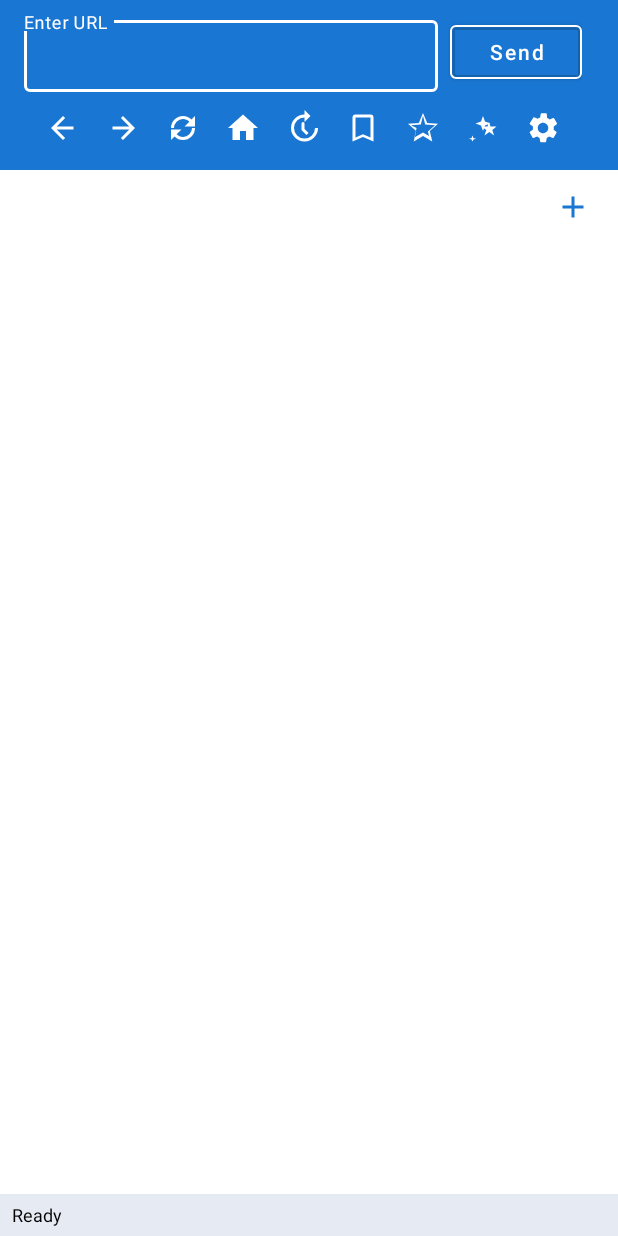
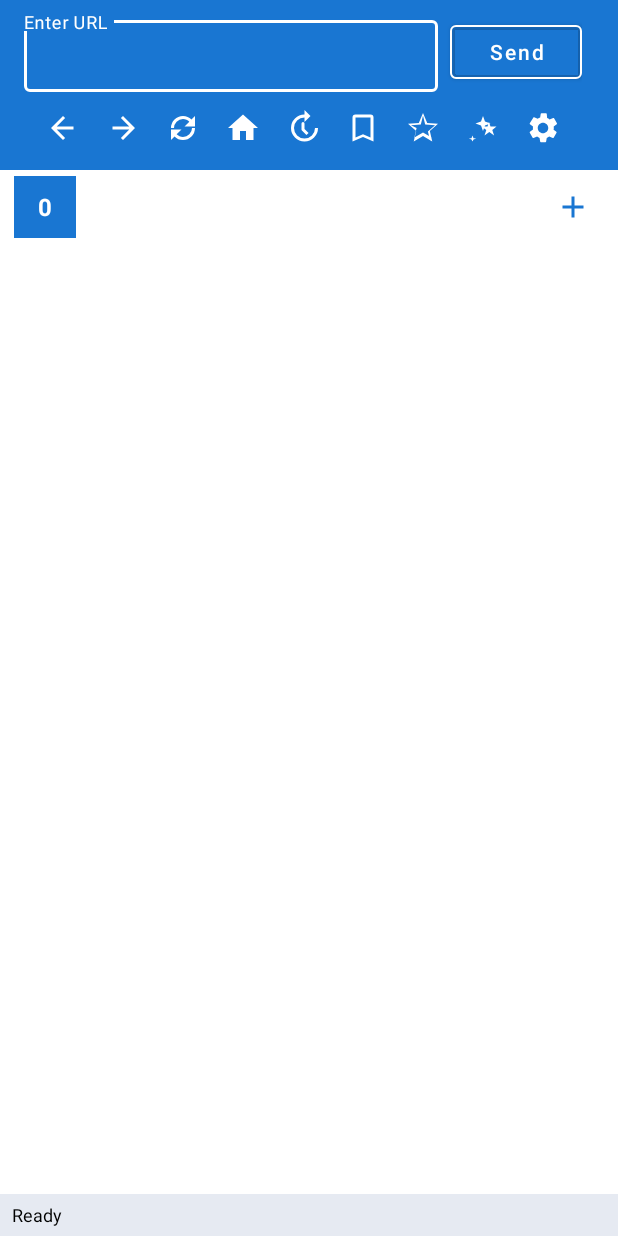
Before and after one commit to machaddr/surfscape, an Android app: the layout activity_main.xml on its own in the app's theme, with its tools: preview values and no code run, on a phone screen of 412 x 824 dp. Run offline under Robolectric (Android 15) with nearby library versions, the phone set to English and light mode, and no system bars.

Commit message:
Added Tabs Counter on Android Application

```diff
--- /dev/null
+++ b/android/app/src/main/res/drawable/bg_tab_counter.xml
@@ -0,0 +1,13 @@
+<?xml version="1.0" encoding="utf-8"?>
+<ripple xmlns:android="http://schemas.android.com/apk/res/android"
+    android:color="@android:color/white">
+    <item>
+        <shape android:shape="rectangle">
+            <size android:width="44dp" android:height="44dp" />
+            <solid android:color="?attr/colorPrimary" />
+            <stroke
+                android:width="1dp"
+                android:color="@android:color/white" />
+        </shape>
+    </item>
+</ripple>
--- a/android/app/src/main/res/layout/activity_main.xml
+++ b/android/app/src/main/res/layout/activity_main.xml
@@ -187,6 +187,21 @@
         android:paddingEnd="8dp"
         android:background="@android:color/white">
 
+        <TextView
+            android:id="@+id/tabCounter"
+            android:layout_width="44dp"
+            android:layout_height="44dp"
+            android:layout_marginEnd="8dp"
+            android:clickable="true"
+            android:focusable="true"
+            android:contentDescription="@string/tab_counter_content_description"
+            android:gravity="center"
+            android:background="@drawable/bg_tab_counter"
+            android:text="0"
+            android:textColor="@android:color/white"
+            android:textSize="16sp"
+            android:textStyle="bold" />
+
         <HorizontalScrollView
             android:id="@+id/tabScroll"
             android:layout_width="0dp"
--- a/android/app/src/main/res/values/strings.xml
+++ b/android/app/src/main/res/values/strings.xml
@@ -70,4 +70,6 @@
     <string name="suggestion_type_history">History</string>
     <string name="suggestion_type_bookmark">Bookmark</string>
     <string name="suggestion_secondary_format">%1$s - %2$s</string>
+    <string name="tabs_dialog_title">All Tabs</string>
+    <string name="tab_counter_content_description">Show all tabs</string>
 </resources>
```
Also changed, not shown: android/app/src/main/java/com/surfscape/browser/MainActivity.kt (+59 -8 lines).
